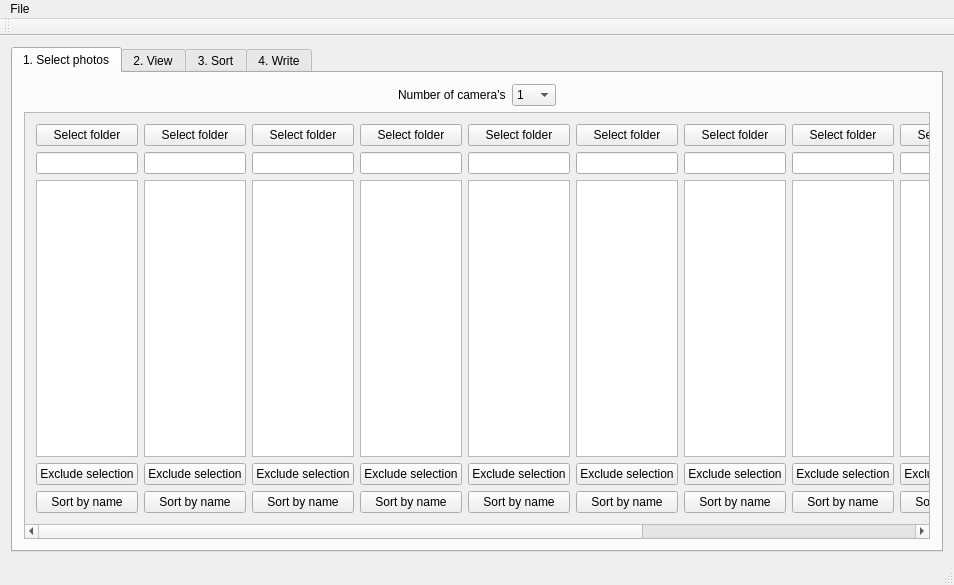
Qt form src/mainwindow.ui (tdegeus/chroto) before a commit.
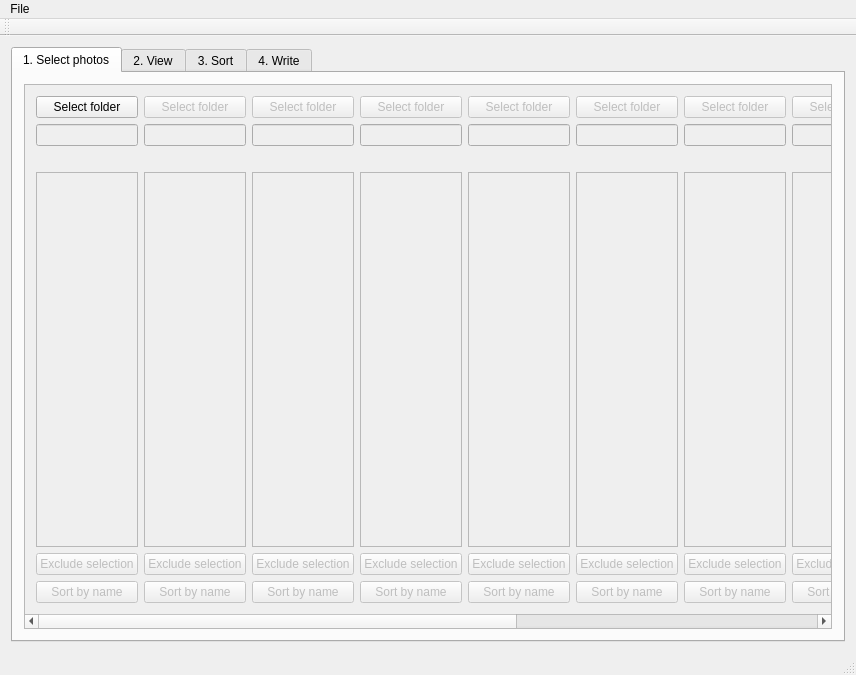
The same form after that commit. The open tabs and pages were chosen to show the change.

What changed in the file:
```diff
--- a/src/mainwindow.ui
+++ b/src/mainwindow.ui
@@ -6,8 +6,8 @@
    <rect>
     <x>0</x>
     <y>0</y>
-    <width>954</width>
-    <height>585</height>
+    <width>856</width>
+    <height>675</height>
    </rect>
   </property>
   <property name="windowTitle">
@@ -24,114 +24,7 @@
        <attribute name="title">
         <string>1. Select photos</string>
        </attribute>
-       <layout class="QVBoxLayout" name="verticalLayout_12">
-        <item>
-         <layout class="QHBoxLayout" name="horizontalLayout_7">
-          <item>
-           <spacer name="horizontalSpacer">
-            <property name="orientation">
-             <enum>Qt::Horizontal</enum>
-            </property>
-            <property name="sizeHint" stdset="0">
-             <size>
-              <width>40</width>
-              <height>20</height>
-             </size>
-            </property>
-           </spacer>
-          </item>
-          <item>
-           <widget class="QLabel" name="label_4">
-            <property name="text">
-             <string>Number of camera's</string>
-            </property>
-           </widget>
-          </item>
-          <item>
-           <widget class="QComboBox" name="tF_comboBox">
-            <property name="toolTip">
-             <string>Set number of folders</string>
-            </property>
-            <property name="currentText">
-             <string>1</string>
-            </property>
-            <item>
-             <property name="text">
-              <string>1</string>
-             </property>
-            </item>
-            <item>
-             <property name="text">
-              <string>2</string>
-             </property>
-            </item>
-            <item>
-             <property name="text">
-              <string>3</string>
-             </property>
-            </item>
-            <item>
-             <property name="text">
-              <string>4</string>
-             </property>
-            </item>
-            <item>
-             <property name="text">
-              <string>5</string>
-             </property>
-            </item>
-            <item>
-             <property name="text">
-              <string>6</string>
-             </property>
-            </item>
-            <item>
-             <property name="text">
-              <string>7</string>
-             </property>
-            </item>
-            <item>
-             <property name="text">
-              <string>8</string>
-             </property>
-            </item>
-            <item>
-             <property name="text">
-              <string>9</string>
-             </property>
-            </item>
-            <item>
-             <property name="text">
-              <string>10</string>
-             </property>
-            </item>
-            <item>
-             <property name="text">
-              <string>11</string>
-             </property>
-            </item>
-            <item>
-             <property name="text">
-              <string>12</string>
-             </property>
-            </item>
-           </widget>
-          </item>
-          <item>
-           <spacer name="horizontalSpacer_2">
-            <property name="orientation">
-             <enum>Qt::Horizontal</enum>
-            </property>
-            <property name="sizeHint" stdset="0">
-             <size>
-              <width>40</width>
-              <height>20</height>
-             </size>
-            </property>
-           </spacer>
-          </item>
-         </layout>
-        </item>
+       <layout class="QVBoxLayout" name="verticalLayout_4">
         <item>
          <widget class="QScrollArea" name="scrollArea">
           <property name="widgetResizable">
@@ -143,7 +36,7 @@
              <x>0</x>
              <y>0</y>
              <width>1910</width>
-             <height>412</height>
+             <height>538</height>
             </rect>
            </property>
            <layout class="QHBoxLayout" name="horizontalLayout_2">
@@ -161,13 +54,32 @@
               </item>
               <item>
                <widget class="QLineEdit" name="tF_lineEdit_0">
+                <property name="enabled">
+                 <bool>false</bool>
+                </property>
                 <property name="toolTip">
                  <string>Path of the selected folder</string>
+                </property>
+                <property name="readOnly">
+                 <bool>true</bool>
+                </property>
+               </widget>
+              </item>
+              <item>
+               <widget class="QLabel" name="tF_label_N_0">
+                <property name="text">
+                 <string/>
+                </property>
+                <property name="alignment">
+                 <set>Qt::AlignCenter</set>
                 </property>
                </widget>
               </item>
               <item>
                <widget class="QListWidget" name="tF_listWidget_0">
+                <property name="enabled">
+                 <bool>false</bool>
+                </property>
                 <property name="toolTip">
                  <string>Photos in set</string>
                 </property>
@@ -178,6 +90,9 @@
               </item>
               <item>
                <widget class="QPushButton" name="tF_pushButton_excl_0">
+                <property name="enabled">
+                 <bool>false</bool>
+                </property>
                 <property name="toolTip">
                  <string>Exclude selected photo(s) (originals are not removed from disk)</string>
                 </property>
@@ -188,6 +103,9 @@
               </item>
               <item>
                <widget class="QPushButton" name="tF_pushButton_nameSort_0">
+                <property name="enabled">
+                 <bool>false</bool>
+                </property>
                 <property name="toolTip">
                  <string>Sort photos in this folder by name rather than by time (useful when the list of photos has previously been sorted without modification of the EXIF data)</string>
                 </property>
@@ -202,6 +120,9 @@
              <layout class="QVBoxLayout" name="verticalLayout_2">
               <item>
                <widget class="QPushButton" name="tF_pushButton_select_1">
+                <property name="enabled">
+                 <bool>false</bool>
+                </property>
                 <property name="toolTip">
                  <string>Select a folder containing one set of photos</string>
                 </property>
@@ -212,13 +133,32 @@
               </item>
               <item>
                <widget class="QLineEdit" name="tF_lineEdit_1">
+                <property name="enabled">
+                 <bool>false</bool>
+                </property>
                 <property name="toolTip">
                  <string>Path of the selected folder</string>
+                </property>
+                <property name="readOnly">
+                 <bool>true</bool>
+                </property>
+               </widget>
+              </item>
+              <item>
+               <widget class="QLabel" name="tF_label_N_1">
+                <property name="text">
+                 <string/>
+                </property>
+                <property name="alignment">
+                 <set>Qt::AlignCenter</set>
                 </property>
                </widget>
               </item>
               <item>
                <widget class="QListWidget" name="tF_listWidget_1">
+                <property name="enabled">
+                 <bool>false</bool>
+                </property>
                 <property name="toolTip">
                  <string>Photos in set</string>
                 </property>
@@ -235,6 +175,9 @@
               </item>
               <item>
                <widget class="QPushButton" name="tF_pushButton_excl_1">
+                <property name="enabled">
+                 <bool>false</bool>
+                </property>
                 <property name="toolTip">
                  <string>Exclude selected photo(s) (originals are not removed from disk)</string>
                 </property>
@@ -245,6 +188,9 @@
               </item>
               <item>
                <widget class="QPushButton" name="tF_pushButton_nameSort_1">
+                <property name="enabled">
+                 <bool>false</bool>
+                </property>
                 <property name="toolTip">
                  <string>Sort photos in this folder by name rather than by time (useful when the list of photos has previously been sorted without modification of the EXIF data)</string>
                 </property>
@@ -259,6 +205,9 @@
              <layout class="QVBoxLayout" name="verticalLayout_7">
               <item>
                <widget class="QPushButton" name="tF_pushButton_select_2">
+                <property name="enabled">
+                 <bool>false</bool>
+                </property>
                 <property name="toolTip">
                  <string>Select a folder containing one set of photos</string>
                 </property>
@@ -269,13 +218,32 @@
               </item>
               <item>
                <widget class="QLineEdit" name="tF_lineEdit_2">
+                <property name="enabled">
+                 <bool>false</bool>
+                </property>
                 <property name="toolTip">
                  <string>Path of the selected folder</string>
+                </property>
+                <property name="readOnly">
+                 <bool>true</bool>
+                </property>
+               </widget>
+              </item>
+              <item>
+               <widget class="QLabel" name="tF_label_N_2">
+                <property name="text">
+                 <string/>
+                </property>
+                <property name="alignment">
+                 <set>Qt::AlignCenter</set>
                 </property>
                </widget>
               </item>
               <item>
                <widget class="QListWidget" name="tF_listWidget_2">
+                <property name="enabled">
+                 <bool>false</bool>
+                </property>
                 <property name="toolTip">
                  <string>Photos in set</string>
                 </property>
@@ -286,6 +254,9 @@
               </item>
               <item>
                <widget class="QPushButton" name="tF_pushButton_excl_2">
+                <property name="enabled">
+                 <bool>false</bool>
+                </property>
                 <property name="toolTip">
                  <string>Exclude selected photo(s) (originals are not removed from disk)</string>
                 </property>
@@ -296,6 +267,9 @@
               </item>
               <item>
                <widget class="QPushButton" name="tF_pushButton_nameSort_2">
+                <property name="enabled">
+                 <bool>false</bool>
+                </property>
                 <property name="toolTip">
                  <string>Sort photos in this folder by name rather than by time (useful when the list of photos has previously been sorted without modification of the EXIF data)</string>
                 </property>
@@ -310,6 +284,9 @@
              <layout class="QVBoxLayout" name="verticalLayout_8">
               <item>
                <widget class="QPushButton" name="tF_pushButton_select_3">
+                <property name="enabled">
+                 <bool>false</bool>
+                </property>
                 <property name="toolTip">
                  <string>Select a folder containing one set of photos</string>
                 </property>
@@ -320,13 +297,32 @@
               </item>
               <item>
                <widget class="QLineEdit" name="tF_lineEdit_3">
+                <property name="enabled">
+                 <bool>false</bool>
+                </property>
                 <property name="toolTip">
                  <string>Path of the selected folder</string>
+                </property>
+                <property name="readOnly">
+                 <bool>true</bool>
+                </property>
+               </widget>
+              </item>
+              <item>
+               <widget class="QLabel" name="tF_label_N_3">
+                <property name="text">
+                 <string/>
+                </property>
+                <property name="alignment">
+                 <set>Qt::AlignCenter</set>
                 </property>
                </widget>
               </item>
               <item>
                <widget class="QListWidget" name="tF_listWidget_3">
+                <property name="enabled">
+                 <bool>false</bool>
+                </property>
                 <property name="toolTip">
                  <string>Photos in set</string>
                 </property>
@@ -337,6 +333,9 @@
               </item>
               <item>
                <widget class="QPushButton" name="tF_pushButton_excl_3">
+                <property name="enabled">
+                 <bool>false</bool>
+                </property>
                 <property name="toolTip">
                  <string>Exclude selected photo(s) (originals are not removed from disk)</string>
                 </property>
@@ -347,6 +346,9 @@
               </item>
               <item>
                <widget class="QPushButton" name="tF_pushButton_nameSort_3">
+                <property name="enabled">
+                 <bool>false</bool>
+                </property>
                 <property name="toolTip">
                  <string>Sort photos in this folder by name rather than by time (useful when the list of photos has previously been sorted without modification of the EXIF data)</string>
                 </property>
@@ -361,6 +363,9 @@
              <layout class="QVBoxLayout" name="verticalLayout_9">
               <item>
                <widget class="QPushButton" name="tF_pushButton_select_4">
+                <property name="enabled">
+                 <bool>false</bool>
+                </property>
                 <property name="toolTip">
                  <string>Select a folder containing one set of photos</string>
                 </property>
@@ -371,13 +376,32 @@
               </item>
               <item>
                <widget class="QLineEdit" name="tF_lineEdit_4">
+                <property name="enabled">
+                 <bool>false</bool>
+                </property>
                 <property name="toolTip">
                  <string>Path of the selected folder</string>
+                </property>
+                <property name="readOnly">
+                 <bool>true</bool>
+                </property>
+               </widget>
+              </item>
+              <item>
+               <widget class="QLabel" name="tF_label_N_4">
+                <property name="text">
+                 <string/>
+                </property>
+                <property name="alignment">
+                 <set>Qt::AlignCenter</set>
                 </property>
                </widget>
               </item>
               <item>
                <widget class="QListWidget" name="tF_listWidget_4">
+                <property name="enabled">
+                 <bool>false</bool>
+                </property>
                 <property name="toolTip">
                  <string>Photos in set</string>
                 </property>
@@ -388,6 +412,9 @@
               </item>
               <item>
                <widget class="QPushButton" name="tF_pushButton_excl_4">
+                <property name="enabled">
+                 <bool>false</bool>
+                </property>
                 <property name="toolTip">
                  <string>Exclude selected photo(s) (originals are not removed from disk)</string>
                 </property>
@@ -398,6 +425,9 @@
               </item>
               <item>
                <widget class="QPushButton" name="tF_pushButton_nameSort_4">
+                <property name="enabled">
+                 <bool>false</bool>
+                </property>
                 <property name="toolTip">
                  <string>Sort photos in this folder by name rather than by time (useful when the list of photos has previously been sorted without modification of the EXIF data)</string>
                 </property>
@@ -412,6 +442,9 @@
              <layout class="QVBoxLayout" name="verticalLayout_10">
               <item>
                <widget class="QPushButton" name="tF_pushButton_select_5">
+                <property name="enabled">
+                 <bool>false</bool>
+                </property>
                 <property name="toolTip">
                  <string>Select a folder containing one set of photos</string>
                 </property>
@@ -422,13 +455,32 @@
               </item>
               <item>
                <widget class="QLineEdit" name="tF_lineEdit_5">
+                <property name="enabled">
+                 <bool>false</bool>
+                </property>
                 <property name="toolTip">
                  <string>Path of the selected folder</string>
+                </property>
+                <property name="readOnly">
+                 <bool>true</bool>
+                </property>
+               </widget>
+              </item>
+              <item>
+               <widget class="QLabel" name="tF_label_N_5">
+                <property name="text">
+                 <string/>
+                </property>
+                <property name="alignment">
+                 <set>Qt::AlignCenter</set>
                 </property>
                </widget>
               </item>
               <item>
                <widget class="QListWidget" name="tF_listWidget_5">
+                <property name="enabled">
+                 <bool>false</bool>
+                </property>
                 <property name="toolTip">
                  <string>Photos in set</string>
                 </property>
@@ -439,6 +491,9 @@
               </item>
               <item>
                <widget class="QPushButton" name="tF_pushButton_excl_5">
+                <property name="enabled">
+                 <bool>false</bool>
+                </property>
                 <property name="toolTip">
                  <string>Exclude selected photo(s) (originals are not removed from disk)</string>
                 </property>
@@ -449,6 +504,9 @@
               </item>
               <item>
                <widget class="QPushButton" name="tF_pushButton_nameSort_5">
+                <property name="enabled">
+                 <bool>false</bool>
+                </property>
                 <property name="toolTip">
                  <string>Sort photos in this folder by name rather than by time (useful when the list of photos has previously been sorted without modification of the EXIF data)</string>
                 </property>
@@ -463,6 +521,9 @@
              <layout class="QVBoxLayout" name="verticalLayout_11">
               <item>
                <widget class="QPushButton" name="tF_pushButton_select_6">
+                <property name="enabled">
+                 <bool>false</bool>
+                </property>
                 <property name="toolTip">
                  <string>Select a folder containing one set of photos</string>
                 </property>
@@ -473,13 +534,32 @@
               </item>
               <item>
                <widget class="QLineEdit" name="tF_lineEdit_6">
+                <property name="enabled">
+                 <bool>false</bool>
+                </property>
                 <property name="toolTip">
                  <string>Path of the selected folder</string>
+                </property>
+                <property name="readOnly">
+                 <bool>true</bool>
+                </property>
+               </widget>
+              </item>
+              <item>
+               <widget class="QLabel" name="tF_label_N_6">
+                <property name="text">
+                 <string/>
+                </property>
+                <property name="alignment">
+                 <set>Qt::AlignCenter</set>
                 </property>
                </widget>
               </item>
               <item>
                <widget class="QListWidget" name="tF_listWidget_6">
+                <property name="enabled">
+                 <bool>false</bool>
+                </property>
                 <property name="toolTip">
                  <string>Photos in set</string>
                 </property>
@@ -490,6 +570,9 @@
               </item>
               <item>
                <widget class="QPushButton" name="tF_pushButton_excl_6">
+                <property name="enabled">
+                 <bool>false</bool>
+                </property>
                 <property name="toolTip">
                  <string>Exclude selected photo(s) (originals are not removed from disk)</string>
                 </property>
@@ -500,6 +583,9 @@
               </item>
               <item>
                <widget class="QPushButton" name="tF_pushButton_nameSort_6">
+                <property name="enabled">
+                 <bool>false</bool>
+                </property>
                 <property name="toolTip">
                  <string>Sort photos in this folder by name rather than by time (useful when the list of photos has previously been sorted without modification of the EXIF data)</string>
                 </property>
@@ -514,6 +600,9 @@
              <layout class="QVBoxLayout" name="verticalLayout_13">
               <item>
                <widget class="QPushButton" name="tF_pushButton_select_7">
+                <property name="enabled">
+                 <bool>false</bool>
+                </property>
                 <property name="toolTip">
                  <string>Select a folder containing one set of photos</string>
                 </property>
@@ -524,13 +613,32 @@
               </item>
               <item>
                <widget class="QLineEdit" name="tF_lineEdit_7">
+                <property name="enabled">
+                 <bool>false</bool>
+                </property>
                 <property name="toolTip">
                  <string>Path of the selected folder</string>
+                </property>
+                <property name="readOnly">
+                 <bool>true</bool>
+                </property>
+               </widget>
+              </item>
+              <item>
+               <widget class="QLabel" name="tF_label_N_7">
+                <property name="text">
+                 <string/>
+                </property>
+                <property name="alignment">
+                 <set>Qt::AlignCenter</set>
                 </property>
                </widget>
               </item>
               <item>
                <widget class="QListWidget" name="tF_listWidget_7">
+                <property name="enabled">
+                 <bool>false</bool>
+                </property>
                 <property name="toolTip">
                  <string>Photos in set</string>
                 </property>
@@ -541,6 +649,9 @@
               </item>
               <item>
                <widget class="QPushButton" name="tF_pushButton_excl_7">
+                <property name="enabled">
+                 <bool>false</bool>
+                </property>
                 <property name="toolTip">
                  <string>Exclude selected photo(s) (originals are not removed from disk)</string>
                 </property>
@@ -551,6 +662,9 @@
               </item>
               <item>
                <widget class="QPushButton" name="tF_pushButton_nameSort_7">
+                <property name="enabled">
+                 <bool>false</bool>
+                </property>
                 <property name="toolTip">
                  <string>Sort photos in this folder by name rather than by time (useful when the list of photos has previously been sorted without modification of the EXIF data)</string>
                 </property>
@@ -565,6 +679,9 @@
              <layout class="QVBoxLayout" name="verticalLayout_14">
               <item>
                <widget class="QPushButton" name="tF_pushButton_select_8">
+                <property name="enabled">
+                 <bool>false</bool>
+                </property>
                 <property name="toolTip">
                  <string>Select a folder containing one set of photos</string>
                 </property>
@@ -575,13 +692,32 @@
               </item>
               <item>
                <widget class="QLineEdit" name="tF_lineEdit_8">
+                <property name="enabled">
+                 <bool>false</bool>
+                </property>
                 <property name="toolTip">
                  <string>Path of the selected folder</string>
+                </property>
+                <property name="readOnly">
+                 <bool>true</bool>
+                </property>
+               </widget>
+              </item>
+              <item>
+               <widget class="QLabel" name="tF_label_N_8">
+                <property name="text">
+                 <string/>
+                </property>
+                <property name="alignment">
+                 <set>Qt::AlignCenter</set>
                 </property>
                </widget>
               </item>
               <item>
                <widget class="QListWidget" name="tF_listWidget_8">
+                <property name="enabled">
+                 <bool>false</bool>
+                </property>
                 <property name="toolTip">
                  <string>Photos in set</string>
                 </property>
@@ -592,6 +728,9 @@
               </item>
               <item>
                <widget class="QPushButton" name="tF_pushButton_excl_8">
+                <property name="enabled">
+                 <bool>false</bool>
+                </property>
                 <property name="toolTip">
                  <string>Exclude selected photo(s) (originals are not removed from disk)</string>
                 </property>
@@ -602,6 +741,9 @@
               </item>
               <item>
                <widget class="QPushButton" name="tF_pushButton_nameSort_8">
+                <property name="enabled">
+                 <bool>false</bool>
+                </property>
                 <property name="toolTip">
                  <string>Sort photos in this folder by name rather than by time (useful when the list of photos has previously been sorted without modification of the EXIF data)</string>
                 </property>
@@ -1449,7 +1591,7 @@
     <rect>
      <x>0</x>
      <y>0</y>
-     <width>954</width>
+     <width>856</width>
      <height>22</height>
     </rect>
    </property>
```
Left out of the diff: 140 changed lines with no effect on the pictures.
